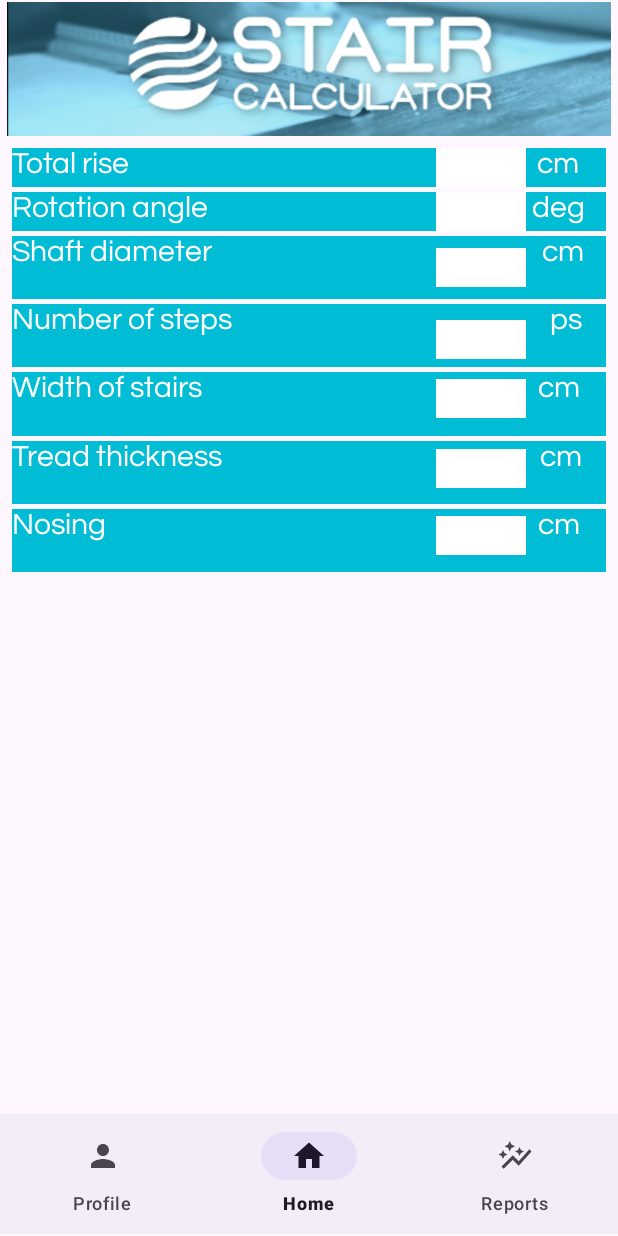
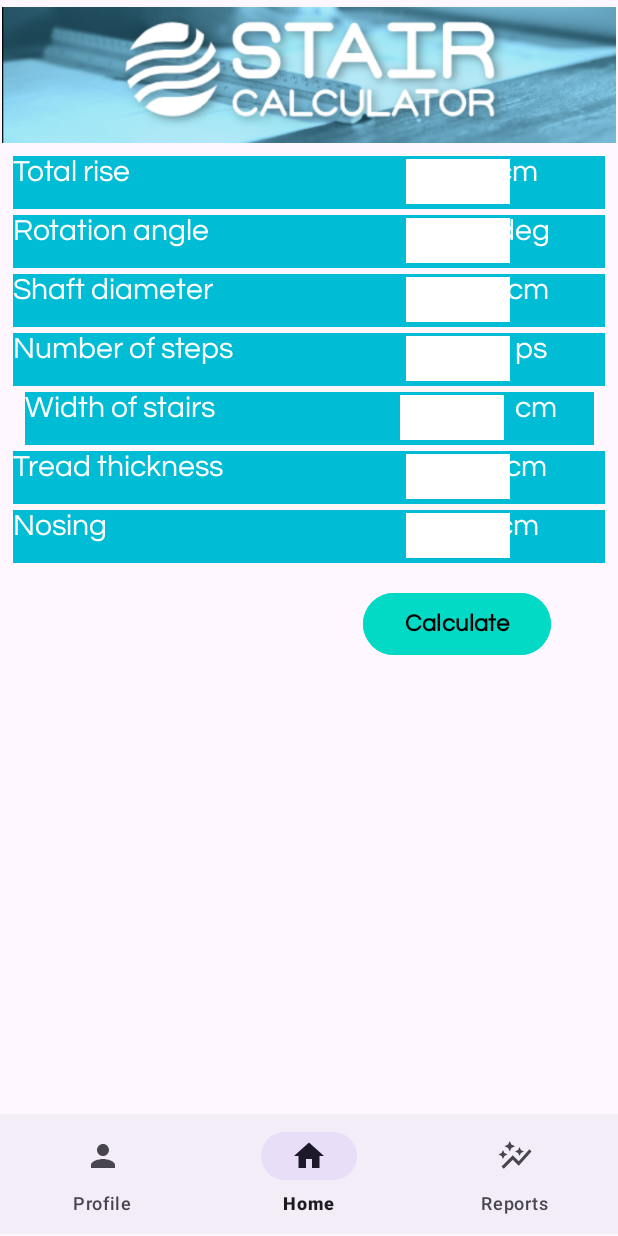
Before and after one commit to emirhanngurel/AndroidMobileAppForStructuralEngineeringDesign, an Android app: the HomeFragment screen opened directly, with no data from a screen before it, on a phone screen of 412 x 824 dp. Run offline under Robolectric (Android 15) with nearby library versions, the phone set to English and light mode, and no system bars; our stand-ins replace Firebase (no records; nobody signed in at launch, a user with empty details on screens opened directly).

Commit message:
--açılış ekranı eklendi 2 saniye sonra sigon sayfasına geçiyor --hesaplama ekranı yeniden düzenlendi --buton stilleri düzeltildi

```diff
--- a/app/src/main/java/com/gema/stairreinforcement/MainActivity.java
+++ b/app/src/main/java/com/gema/stairreinforcement/MainActivity.java
@@ -2,6 +2,7 @@ package com.gema.stairreinforcement;
 
 import android.content.Intent;
 import android.os.Bundle;
+import android.os.Handler;
 import android.view.View;
 
 import androidx.appcompat.app.AppCompatActivity;
@@ -16,10 +17,16 @@ public class MainActivity extends AppCompatActivity {
         setContentView(R.layout.activity_main);
 
 
+        new Handler().postDelayed(new Runnable() {
+            @Override
+            public void run() {
+                startActivity(new Intent(MainActivity.this, SignOn.class));
+            }
+        },2000
+        );
+
+
     }
 
-    public void startTest(View view){
-        startActivity(new Intent(MainActivity.this,SignOn.class));
-    }
 
 }
--- a/app/src/main/res/layout/activity_main.xml
+++ b/app/src/main/res/layout/activity_main.xml
@@ -5,19 +5,4 @@
     android:layout_width="match_parent"
     android:layout_height="match_parent"
     android:background="@drawable/ekran_resmi_2023_04_23_20_56_04"
-    tools:context=".MainActivity">
-
-    <Button
-        android:id="@+id/button"
-        android:layout_width="259dp"
-        android:layout_height="46dp"
-        android:layout_marginBottom="61dp"
-        android:backgroundTint="@color/design_default_color_secondary"
-        android:onClick="startTest"
-        android:text="Start"
-        android:textColor="#000000"
-        app:layout_constraintBottom_toBottomOf="parent"
-        app:layout_constraintEnd_toEndOf="parent"
-        app:layout_constraintStart_toStartOf="parent" />
-
-</androidx.constraintlayout.widget.ConstraintLayout>
+    tools:context=".MainActivity"/>
--- a/app/src/main/res/layout/activity_sign_on.xml
+++ b/app/src/main/res/layout/activity_sign_on.xml
@@ -71,9 +71,10 @@
         android:backgroundTint="@color/design_default_color_secondary"
         android:fontFamily="@font/questrial"
         android:onClick="login"
-        android:text="LOGIN"
+        android:text="Login"
         android:textAppearance="@style/TextAppearance.AppCompat.Body2"
         android:textColor="@color/black"
+        android:textSize="24sp"
         android:textStyle="bold"
         app:toggleCheckedStateOnClick="false" />
 
@@ -88,9 +89,10 @@
         android:backgroundTint="@color/design_default_color_secondary"
         android:fontFamily="@font/questrial"
         android:onClick="signup"
-        android:text="SIGN UP"
+        android:text="Sign Up"
         android:textAppearance="@style/TextAppearance.AppCompat.Body2"
         android:textColor="@color/black"
+        android:textSize="24sp"
         android:textStyle="bold" />
 
     <TextView
--- a/app/src/main/res/layout/activity_sign_up.xml
+++ b/app/src/main/res/layout/activity_sign_up.xml
@@ -71,8 +71,8 @@
         android:onClick="signup"
         android:text="SIGN UP"
         android:textAppearance="@style/TextAppearance.AppCompat.Body2"
-        android:textColor="@color/white"
-        android:textSize="20sp"
+        android:textColor="@color/black"
+        android:textSize="24sp"
         android:textStyle="bold" />
 
 
--- a/app/src/main/res/layout/fragment_home.xml
+++ b/app/src/main/res/layout/fragment_home.xml
@@ -10,233 +10,254 @@
 
     <ImageView
         android:id="@+id/imageView2"
-        android:layout_width="0dp"
-        android:layout_height="89dp"
+        android:layout_width="409dp"
+        android:layout_height="97dp"
         app:srcCompat="@drawable/ekran_resmi_2023_04_24_17_28_25"
         tools:ignore="MissingConstraints"
-        tools:layout_editor_absoluteY="9dp" />
+        tools:layout_editor_absoluteX="-8dp"
+        tools:layout_editor_absoluteY="3dp" />
 
     <TextView
         android:id="@+id/textView26"
         android:layout_width="0dp"
-        android:layout_height="0dp"
-        android:layout_marginTop="3dp"
-        android:layout_marginBottom="360dp"
+        android:layout_height="35dp"
+        android:layout_marginStart="7dp"
+        android:layout_marginTop="4dp"
+        android:layout_marginEnd="7dp"
         android:background="#00BCD4"
+        android:elegantTextHeight="true"
         android:fontFamily="@font/questrial"
-        android:text="Nosing                                                                        cm   "
+        android:text="Nosing                                                                 cm   "
+        android:textAllCaps="false"
         android:textColor="@color/white"
         android:textSize="20sp"
-        app:layout_constraintBottom_toBottomOf="parent"
-        app:layout_constraintEnd_toEndOf="@+id/textView25"
-        app:layout_constraintHorizontal_bias="0.0"
-        app:layout_constraintStart_toStartOf="@+id/textView25"
-        app:layout_constraintTop_toBottomOf="@+id/textView25"
-        tools:ignore="MissingConstraints" />
+        app:layout_constraintEnd_toEndOf="parent"
+        app:layout_constraintStart_toStartOf="parent"
+        app:layout_constraintTop_toBottomOf="@+id/textView25" />
 
     <TextView
-        android:id="@+id/textView10"
-        android:layout_width="60dp"
-        android:layout_height="26dp"
-        android:layout_marginTop="1dp"
-        android:layout_marginBottom="1dp"
+        android:id="@+id/textView18"
+        android:layout_width="69dp"
+        android:layout_height="0dp"
+        android:layout_marginTop="2dp"
+        android:layout_marginBottom="3dp"
         android:background="@color/white"
         android:inputType="number"
         app:layout_constraintBottom_toBottomOf="@+id/textView26"
         app:layout_constraintEnd_toEndOf="@+id/textView26"
-        app:layout_constraintHorizontal_bias="0.842"
+        app:layout_constraintHorizontal_bias="0.806"
         app:layout_constraintStart_toStartOf="@+id/textView26"
         app:layout_constraintTop_toTopOf="@+id/textView26"
-        app:layout_constraintVertical_bias="0.25"
-        tools:ignore="MissingConstraints" />
+        app:layout_constraintVertical_bias="1.0" />
 
     <TextView
         android:id="@+id/textView25"
         android:layout_width="0dp"
-        android:layout_height="0dp"
-        android:layout_marginTop="3dp"
+        android:layout_height="35dp"
+        android:layout_marginStart="7dp"
+        android:layout_marginTop="4dp"
+        android:layout_marginEnd="7dp"
         android:background="#00BCD4"
+        android:elegantTextHeight="true"
         android:fontFamily="@font/questrial"
-        android:text="Tread thickness                                                     cm"
+        android:text="Tread thickness                                               cm"
         android:textColor="@color/white"
         android:textSize="20sp"
-        app:layout_constraintBottom_toTopOf="@+id/textView26"
-        app:layout_constraintEnd_toEndOf="@+id/textView24"
-        app:layout_constraintStart_toStartOf="@+id/textView24"
+        app:layout_constraintEnd_toEndOf="parent"
+        app:layout_constraintStart_toStartOf="parent"
         app:layout_constraintTop_toBottomOf="@+id/textView24" />
 
     <TextView
-        android:id="@+id/textView8"
-        android:layout_width="60dp"
-        android:layout_height="26dp"
-        android:layout_marginTop="1dp"
-        android:layout_marginBottom="1dp"
+        android:id="@+id/textView17"
+        android:layout_width="69dp"
+        android:layout_height="0dp"
+        android:layout_marginTop="2dp"
+        android:layout_marginBottom="3dp"
         android:background="@color/white"
         android:inputType="number"
         app:layout_constraintBottom_toBottomOf="@+id/textView25"
         app:layout_constraintEnd_toEndOf="@+id/textView25"
-        app:layout_constraintHorizontal_bias="0.842"
+        app:layout_constraintHorizontal_bias="0.806"
         app:layout_constraintStart_toStartOf="@+id/textView25"
         app:layout_constraintTop_toTopOf="@+id/textView25"
-        app:layout_constraintVertical_bias="0.333"
-        tools:ignore="MissingConstraints" />
+        app:layout_constraintVertical_bias="0.0" />
 
     <TextView
         android:id="@+id/textView24"
-        android:layout_width="0dp"
-        android:layout_height="0dp"
-        android:layout_marginTop="3dp"
+        android:layout_width="379dp"
+        android:layout_height="35dp"
+        android:layout_marginStart="7dp"
+        android:layout_marginTop="4dp"
+        android:layout_marginEnd="7dp"
         android:background="#00BCD4"
+        android:elegantTextHeight="true"
         android:fontFamily="@font/questrial"
-        android:text="Width of stairs                                                        cm            "
+        android:text="Width of stairs                                                  cm            "
         android:textColor="@color/white"
         android:textSize="20sp"
-        app:layout_constraintBottom_toTopOf="@+id/textView25"
-        app:layout_constraintEnd_toEndOf="@+id/textView23"
-        app:layout_constraintStart_toStartOf="@+id/textView23"
+        app:layout_constraintEnd_toEndOf="parent"
+        app:layout_constraintStart_toStartOf="parent"
         app:layout_constraintTop_toBottomOf="@+id/textView23" />
 
     <TextView
-        android:id="@+id/textView7"
-        android:layout_width="60dp"
-        android:layout_height="26dp"
-        android:layout_marginTop="1dp"
-        android:layout_marginBottom="1dp"
+        android:id="@+id/textView16"
+        android:layout_width="69dp"
+        android:layout_height="0dp"
+        android:layout_marginTop="2dp"
+        android:layout_marginBottom="3dp"
         android:background="@color/white"
         android:inputType="number"
         app:layout_constraintBottom_toBottomOf="@+id/textView24"
         app:layout_constraintEnd_toEndOf="@+id/textView24"
-        app:layout_constraintHorizontal_bias="0.842"
+        app:layout_constraintHorizontal_bias="0.806"
         app:layout_constraintStart_toStartOf="@+id/textView24"
         app:layout_constraintTop_toTopOf="@+id/textView24"
-        app:layout_constraintVertical_bias="0.25"
-        tools:ignore="MissingConstraints" />
+        app:layout_constraintVertical_bias="1.0" />
 
     <TextView
         android:id="@+id/textView23"
         android:layout_width="0dp"
-        android:layout_height="0dp"
-        android:layout_marginTop="3dp"
+        android:layout_height="35dp"
+        android:layout_marginStart="7dp"
+        android:layout_marginTop="4dp"
+        android:layout_marginEnd="7dp"
         android:background="#00BCD4"
+        android:elegantTextHeight="true"
         android:fontFamily="@font/questrial"
-        android:text="Number of steps                                                     ps"
+        android:text="Number of steps                                               ps"
         android:textColor="@color/white"
         android:textSize="20sp"
-        app:layout_constraintBottom_toTopOf="@+id/textView24"
-        app:layout_constraintEnd_toEndOf="@+id/textView22"
-        app:layout_constraintStart_toStartOf="@+id/textView22"
+        app:layout_constraintEnd_toEndOf="parent"
+        app:layout_constraintStart_toStartOf="parent"
         app:layout_constraintTop_toBottomOf="@+id/textView22"
         tools:ignore="MissingConstraints" />
 
     <TextView
+        android:id="@+id/textView14"
+        android:layout_width="69dp"
+        android:layout_height="0dp"
+        android:layout_marginTop="2dp"
+        android:layout_marginBottom="3dp"
+        android:background="@color/white"
+        android:inputType="number"
+        app:layout_constraintBottom_toBottomOf="@+id/textView23"
+        app:layout_constraintEnd_toEndOf="@+id/textView23"
+        app:layout_constraintHorizontal_bias="0.806"
+        app:layout_constraintStart_toStartOf="@+id/textView23"
+        app:layout_constraintTop_toTopOf="@+id/textView23"
+        app:layout_constraintVertical_bias="0.0" />
+
+    <TextView
         android:id="@+id/textView22"
         android:layout_width="0dp"
-        android:layout_height="0dp"
-        android:layout_marginTop="3dp"
+        android:layout_height="35dp"
+        android:layout_marginStart="7dp"
+        android:layout_marginTop="4dp"
+        android:layout_marginEnd="7dp"
         android:background="#00BCD4"
+        android:elegantTextHeight="true"
         android:fontFamily="@font/questrial"
-        android:text="Shaft diameter                                                       cm "
+        android:text="Shaft diameter                                                 cm            "
         android:textColor="@color/white"
         android:textSize="20sp"
-        app:layout_constraintBottom_toTopOf="@+id/textView23"
-        app:layout_constraintEnd_toEndOf="@+id/textView15"
-        app:layout_constraintHorizontal_bias="1.0"
-        app:layout_constraintStart_toStartOf="@+id/textView15"
+        app:layout_constraintEnd_toEndOf="parent"
+        app:layout_constraintStart_toStartOf="parent"
         app:layout_constraintTop_toBottomOf="@+id/textView15" />
 
     <TextView
-        android:id="@+id/textView6"
-        android:layout_width="60dp"
-        android:layout_height="26dp"
-        android:layout_marginTop="1dp"
-        android:layout_marginBottom="1dp"
+        android:id="@+id/textView13"
+        android:layout_width="69dp"
+        android:layout_height="0dp"
+        android:layout_marginTop="2dp"
+        android:layout_marginBottom="3dp"
         android:background="@color/white"
         android:inputType="number"
         app:layout_constraintBottom_toBottomOf="@+id/textView22"
         app:layout_constraintEnd_toEndOf="@+id/textView22"
-        app:layout_constraintHorizontal_bias="0.842"
+        app:layout_constraintHorizontal_bias="0.806"
         app:layout_constraintStart_toStartOf="@+id/textView22"
-        app:layout_constraintTop_toTopOf="@+id/textView22"
-        tools:ignore="MissingConstraints" />
+        app:layout_constraintTop_toTopOf="@+id/textView22" />
 
     <TextView
         android:id="@+id/textView15"
-        android:layout_width="396dp"
-        android:layout_height="26dp"
-        android:layout_marginTop="3dp"
+        android:layout_width="0dp"
+        android:layout_height="35dp"
+        android:layout_marginStart="7dp"
+        android:layout_marginTop="4dp"
+        android:layout_marginEnd="7dp"
         android:background="#00BCD4"
+        android:elegantTextHeight="true"
         android:fontFamily="@font/questrial"
-        android:text="Rotation angle                                                      deg"
+        android:text="Rotation angle                                                deg  "
         android:textColor="@color/white"
         android:textSize="20sp"
-        app:layout_constraintBottom_toTopOf="@+id/textView22"
-        app:layout_constraintEnd_toEndOf="@+id/textView9"
-        app:layout_constraintStart_toStartOf="@+id/textView9"
+        app:layout_constraintEnd_toEndOf="parent"
+        app:layout_constraintStart_toStartOf="parent"
         app:layout_constraintTop_toBottomOf="@+id/textView9" />
 
     <TextView
+        android:id="@+id/textView7"
+        android:layout_width="69dp"
+        android:layout_height="0dp"
+        android:layout_marginTop="2dp"
+        android:layout_marginBottom="3dp"
+        android:background="@color/white"
+        android:inputType="number"
+        app:layout_constraintBottom_toBottomOf="@+id/textView15"
+        app:layout_constraintEnd_toEndOf="@+id/textView15"
+        app:layout_constraintHorizontal_bias="0.806"
+        app:layout_constraintStart_toStartOf="@+id/textView15"
+        app:layout_constraintTop_toTopOf="@+id/textView15"
+        app:layout_constraintVertical_bias="0.0" />
+
+    <TextView
         android:id="@+id/textView9"
-        android:layout_width="396dp"
-        android:layout_height="26dp"
-        android:layout_marginStart="8dp"
-        android:layout_marginTop="8dp"
-        android:layout_marginEnd="8dp"
+        android:layout_width="0dp"
+        android:layout_height="35dp"
+        android:layout_marginStart="7dp"
+        android:layout_marginTop="5dp"
+        android:layout_marginEnd="7dp"
         android:background="#00BCD4"
-        android:elegantTextHeight="false"
+        android:elegantTextHeight="true"
         android:fontFamily="@font/questrial"
-        android:freezesText="true"
+        android:freezesText="false"
         android:inputType="number"
-        android:text="Total rise                                                                    cm"
+        android:text="Total rise                                                             cm"
         android:textColor="@color/white"
         android:textSize="20sp"
-        app:layout_constraintBottom_toTopOf="@+id/textView15"
         app:layout_constraintEnd_toEndOf="parent"
         app:layout_constraintStart_toStartOf="parent"
         app:layout_constraintTop_toBottomOf="@+id/imageView2"
         tools:ignore="MissingConstraints" />
 
     <TextView
-        android:id="@+id/textView28"
-        android:layout_width="60dp"
-        android:layout_height="26dp"
-        android:layout_marginTop="1dp"
-        android:layout_marginBottom="1dp"
+        android:id="@+id/textView5"
+        android:layout_width="69dp"
+        android:layout_height="0dp"
+        android:layout_marginTop="2dp"
+        android:layout_marginBottom="3dp"
         android:background="@color/white"
-        android:inputType="number"
-        app:layout_constraintBottom_toBottomOf="@+id/textView23"
-        app:layout_constraintEnd_toEndOf="@+id/textView23"
-        app:layout_constraintHorizontal_bias="0.842"
-        app:layout_constraintStart_toStartOf="@+id/textView23"
-        app:layout_constraintTop_toTopOf="@+id/textView23"
-        app:layout_constraintVertical_bias="0.666"
-        tools:ignore="MissingConstraints" />
-
-    <TextView
-        android:id="@+id/textView29"
-        android:layout_width="60dp"
-        android:layout_height="26dp"
-        android:background="@color/white"
-        android:inputType="number"
-        app:layout_constraintBottom_toBottomOf="@+id/textView15"
-        app:layout_constraintEnd_toEndOf="@+id/textView15"
-        app:layout_constraintHorizontal_bias="0.842"
-        app:layout_constraintStart_toStartOf="@+id/textView15"
-        app:layout_constraintTop_toTopOf="@+id/textView15"
-        app:layout_constraintVertical_bias="0.0"
-        tools:ignore="MissingConstraints" />
-
-    <TextView
-        android:id="@+id/textView3"
-        android:layout_width="60dp"
-        android:layout_height="26dp"
-        android:background="@color/white"
-        android:inputType="number"
         app:layout_constraintBottom_toBottomOf="@+id/textView9"
         app:layout_constraintEnd_toEndOf="@+id/textView9"
-        app:layout_constraintHorizontal_bias="0.842"
+        app:layout_constraintHorizontal_bias="0.806"
         app:layout_constraintStart_toStartOf="@+id/textView9"
         app:layout_constraintTop_toTopOf="@+id/textView9"
-        app:layout_constraintVertical_bias="1.0"
-        tools:ignore="MissingConstraints" />
+        app:layout_constraintVertical_bias="1.0" />
+
+    <Button
+        android:id="@+id/button"
+        android:layout_width="125dp"
+        android:layout_height="49dp"
+        android:layout_marginTop="16dp"
+        android:backgroundTint="@color/design_default_color_secondary"
+        android:fontFamily="@font/questrial"
+        android:text="Calculate"
+        android:textColor="@color/black"
+        android:textSize="16sp"
+        android:textStyle="bold"
+        app:layout_constraintEnd_toEndOf="parent"
+        app:layout_constraintHorizontal_bias="0.847"
+        app:layout_constraintStart_toStartOf="parent"
+        app:layout_constraintTop_toBottomOf="@+id/textView26" />
 
 </androidx.constraintlayout.widget.ConstraintLayout>
--- a/build.gradle
+++ b/build.gradle
@@ -12,8 +12,8 @@ buildscript {
 }
 
 plugins {
-    id 'com.android.application' version '8.0.0' apply false
-    id 'com.android.library' version '8.0.0' apply false
+    id 'com.android.application' version '8.0.1' apply false
+    id 'com.android.library' version '8.0.1' apply false
 }
 
 allprojects {
```
